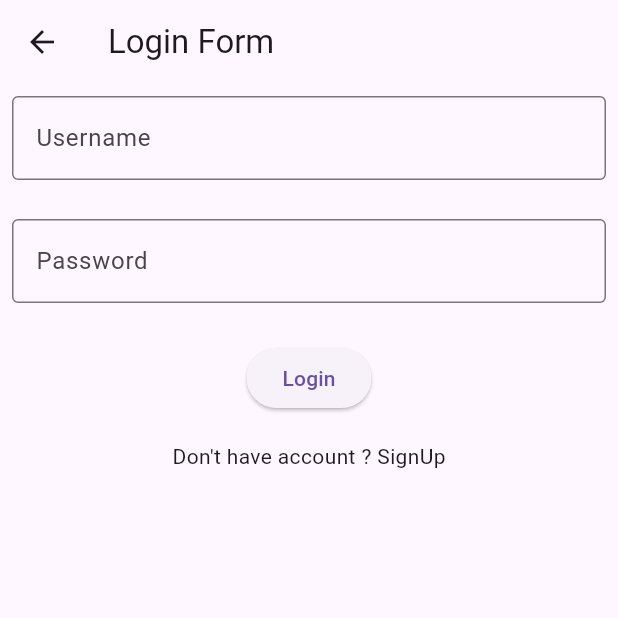
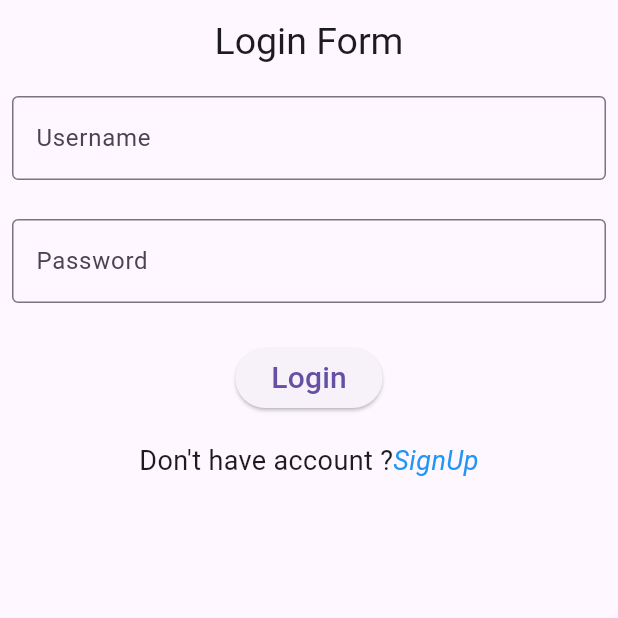
Before and after one commit to sahadevkunwar/Moviea-App, a Flutter app: the screen it shows after launch, on a phone screen of 412 x 824 dp, the top half of it. Run offline on Flutter 3.47's test engine with Material 3 defaults, Android fonts, the phone set to English and light mode, and no system bars; our stand-ins replace auto_route, cached_network_image, dartz, dio, equatable, flutter_bloc and 4 more; missing offline and left inert: floating_snackbar; accounts and stored records are empty.

Commit message:
Basic modification done on the project

```diff
--- a/lib/feature/auth/presentation/screens/login_screen.dart
+++ b/lib/feature/auth/presentation/screens/login_screen.dart
@@ -61,7 +61,11 @@ class _LoginScreenState extends State<LoginScreen> {
       },
       child: Scaffold(
         appBar: AppBar(
-          title: const Text('Login Form'),
+          title: const Text(
+            'Login Form',
+            style: TextStyle(fontSize: 25),
+          ),
+          centerTitle: true,
         ),
         body: Form(
           key: _formKey,
@@ -108,7 +112,10 @@ class _LoginScreenState extends State<LoginScreen> {
                                       _passwordController.text));
                                 }
                               },
-                              child: const Text('Login'),
+                              child: const Text(
+                                'Login',
+                                style: TextStyle(fontSize: 20),
+                              ),
                             ),
                             const SizedBox(height: 10),
                           ],
@@ -122,7 +129,9 @@ class _LoginScreenState extends State<LoginScreen> {
                           child: Row(
                             mainAxisSize: MainAxisSize.min,
                             children: [
-                              Text('Login'),
+                              Text(
+                                'Login',
+                              ),
                               SizedBox(
                                 height: 15,
                                 width: 15,
@@ -141,7 +150,19 @@ class _LoginScreenState extends State<LoginScreen> {
               ),
               GestureDetector(
                 onTap: () => context.router.push(const RegisterRoute()),
-                child: const Text("Don't have account ? SignUp"),
+                child: const Text.rich(
+                  TextSpan(
+                    style: TextStyle(fontSize: 18),
+                    text: "Don't have account ?", // default text style
+                    children: [
+                      TextSpan(
+                        text: 'SignUp',
+                        style: TextStyle(
+                            fontStyle: FontStyle.italic, color: Colors.blue),
+                      ),
+                    ],
+                  ),
+                ),
               ),
             ],
           ),
--- a/lib/main.dart
+++ b/lib/main.dart
@@ -43,7 +43,8 @@ class MyApp extends StatelessWidget {
                 _appRouter.push(const MovieHomeRoute());
               },
               isNotLoggedIn: () {
-                _appRouter.push(const LoginRoute());
+                _appRouter.pushAndPopUntil(const LoginRoute(),
+                    predicate: (route) => false);
               });
         },
         child: MaterialApp.router(
```
Also changed, not shown: lib/feature/auth/presentation/screens/register_screen.dart (+21 -0 lines), lib/presentation/screens/movie_detail_screen.dart (+9 -9 lines), lib/presentation/widgets/movie_list_widget.dart (+6 -4 lines).
